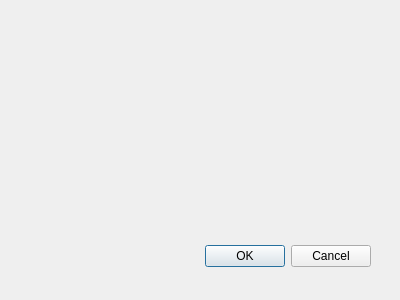
Before: the Qt Designer form Commencer/generatedatabase.ui in JonGift/Commencer, drawn with Qt 5.
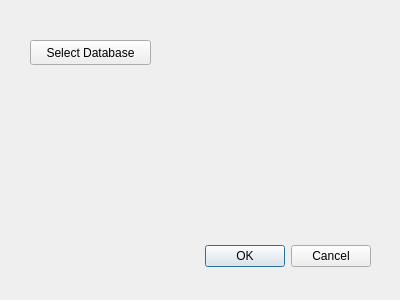
After: the same form once the commit is applied.

The edit to the form file:
```diff
--- a/Commencer/generatedatabase.ui
+++ b/Commencer/generatedatabase.ui
@@ -31,6 +31,19 @@
     <set>QDialogButtonBox::Cancel|QDialogButtonBox::Ok</set>
    </property>
   </widget>
+  <widget class="QPushButton" name="pushButton">
+   <property name="geometry">
+    <rect>
+     <x>30</x>
+     <y>40</y>
+     <width>121</width>
+     <height>25</height>
+    </rect>
+   </property>
+   <property name="text">
+    <string>Select Database</string>
+   </property>
+  </widget>
  </widget>
  <pixmapfunction/>
  <resources/>
```
Left out of the diff: 9 changed lines with no effect on the pictures.
